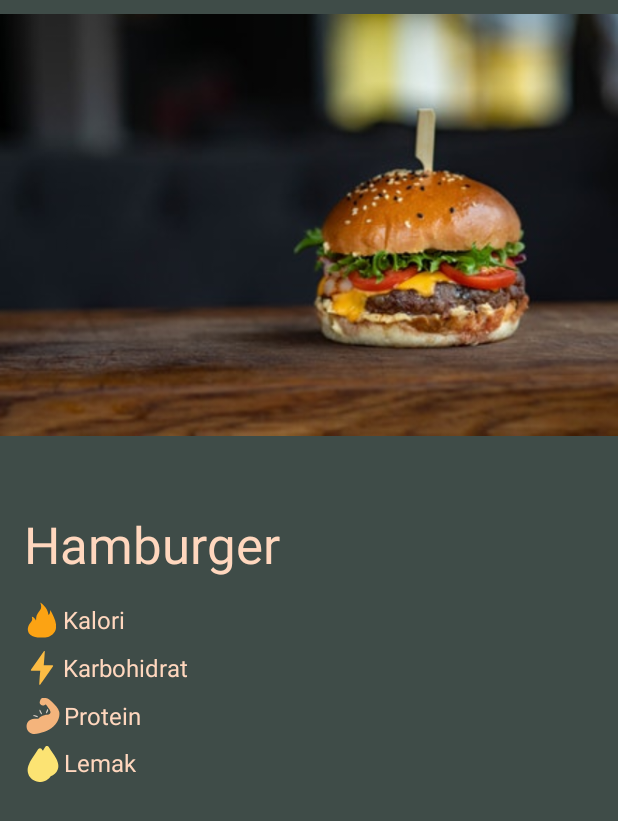
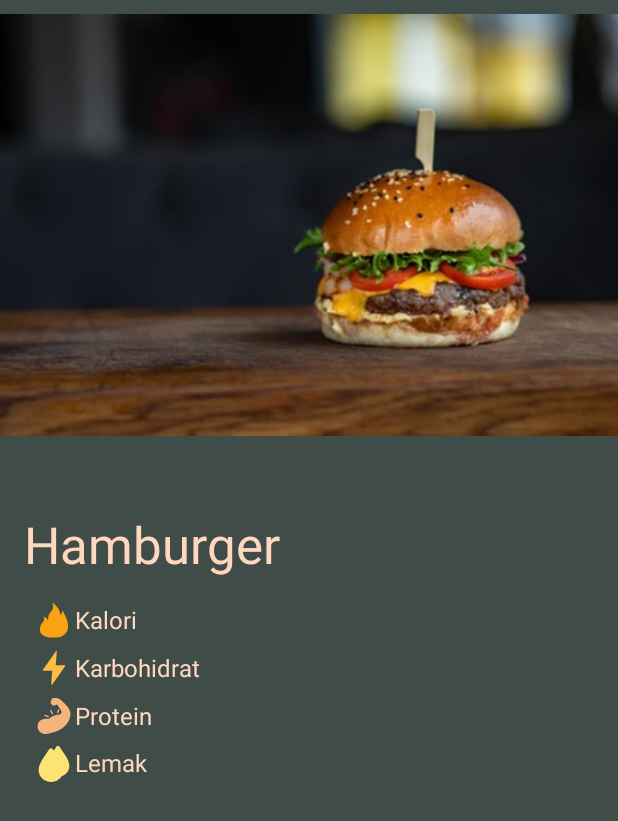
Before and after one commit to What-s-The-Food/Whats-The-Food-APP, an Android app: the layout fragment_food_facts.xml on its own in the app's theme, with its tools: preview values and no code run, on a phone screen of 412 x 824 dp. Shown: the top 821 px of the screen. Run offline under Robolectric (Android 15) with nearby library versions, the phone set to English and light mode, and no system bars; Roboto replaces fonts that are not available here.

Commit message:
merapikan textview pada food facts fragment

```diff
--- a/app/src/main/res/layout/fragment_food_facts.xml
+++ b/app/src/main/res/layout/fragment_food_facts.xml
@@ -36,6 +36,7 @@
         android:id="@+id/detail_calories"
         android:layout_width="wrap_content"
         android:layout_height="wrap_content"
+        android:layout_marginStart="16dp"
         android:layout_marginTop="16dp"
         android:drawablePadding="2dp"
         android:gravity="center"
@@ -44,7 +45,7 @@
         android:textSize="16sp"
         app:drawableStartCompat="@drawable/ic_fire"
         app:layout_constraintEnd_toEndOf="parent"
-        app:layout_constraintHorizontal_bias="0.046"
+        app:layout_constraintHorizontal_bias="0.024"
         app:layout_constraintStart_toStartOf="parent"
         app:layout_constraintTop_toBottomOf="@+id/detail_food_title"
         tools:ignore="TextContrastCheck" />
@@ -53,6 +54,7 @@
         android:id="@+id/detail_carbohydrate"
         android:layout_width="wrap_content"
         android:layout_height="wrap_content"
+        android:layout_marginStart="16dp"
         android:layout_marginTop="8dp"
         android:drawablePadding="2dp"
         android:gravity="center"
@@ -61,7 +63,7 @@
         android:textSize="16sp"
         app:drawableStartCompat="@drawable/ic_flash"
         app:layout_constraintEnd_toEndOf="parent"
-        app:layout_constraintHorizontal_bias="0.052"
+        app:layout_constraintHorizontal_bias="0.027"
         app:layout_constraintStart_toStartOf="parent"
         app:layout_constraintTop_toBottomOf="@+id/detail_calories" />
 
@@ -69,8 +71,8 @@
         android:id="@+id/detail_protein"
         android:layout_width="wrap_content"
         android:layout_height="wrap_content"
+        android:layout_marginStart="16dp"
         android:layout_marginTop="8dp"
-        android:layout_marginEnd="304dp"
         android:drawablePadding="2dp"
         android:gravity="center"
         android:text="@string/protein"
@@ -78,7 +80,7 @@
         android:textSize="16sp"
         app:drawableStartCompat="@drawable/ic_muscle2"
         app:layout_constraintEnd_toEndOf="parent"
-        app:layout_constraintHorizontal_bias="0.533"
+        app:layout_constraintHorizontal_bias="0.025"
         app:layout_constraintStart_toStartOf="parent"
         app:layout_constraintTop_toBottomOf="@+id/detail_carbohydrate" />
 
@@ -86,6 +88,7 @@
         android:id="@+id/detail_fat_acid"
         android:layout_width="wrap_content"
         android:layout_height="wrap_content"
+        android:layout_marginStart="16dp"
         android:layout_marginTop="8dp"
         android:drawablePadding="2dp"
         android:text="@string/lemak"
@@ -93,7 +96,7 @@
         android:textSize="16sp"
         app:drawableStartCompat="@drawable/ic_trans_fats_free"
         app:layout_constraintEnd_toEndOf="parent"
-        app:layout_constraintHorizontal_bias="0.05"
+        app:layout_constraintHorizontal_bias="0.024"
         app:layout_constraintStart_toStartOf="parent"
         app:layout_constraintTop_toBottomOf="@+id/detail_protein" />
 
```
Also changed, not shown: app/src/main/java/xyz/heydarrn/whatsthefood/fragment/FoodFactsFragment.kt (+5 -5 lines).
